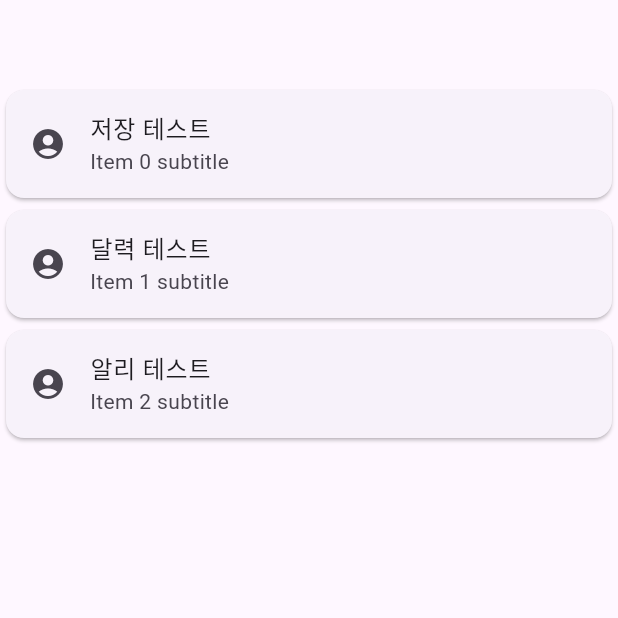
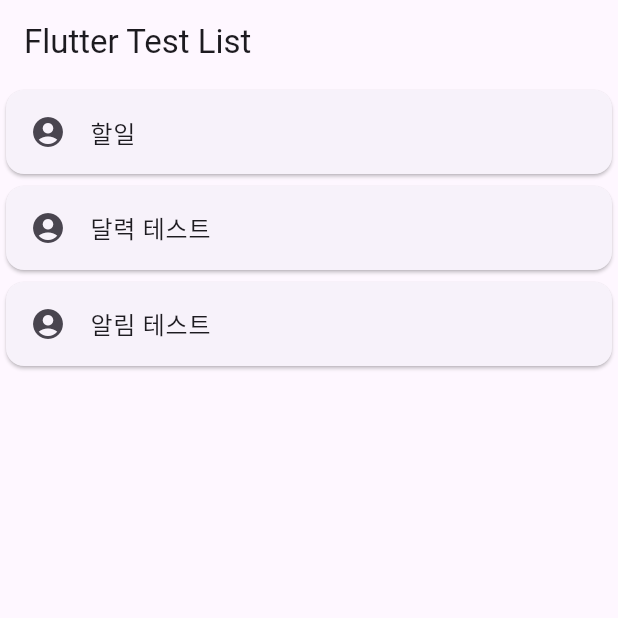
Before and after one commit to DkryuProject/flutter_practice, a Flutter app: the screen it shows after launch, on a phone screen of 412 x 824 dp, the top half of it. Run offline on Flutter 3.47's test engine with Material 2 defaults, Android fonts, the phone set to English and light mode, and no system bars.

Commit message:
20230516 수정

```diff
--- a/lib/main.dart
+++ b/lib/main.dart
@@ -1,4 +1,5 @@
 import 'package:flutter/material.dart';
+import 'package:flutter_project/views/todo_list.dart';
 import 'views/test_list.dart';
 
 void main() {
@@ -13,16 +14,11 @@ class TestApp extends StatelessWidget {
     return MaterialApp(
       title: 'Flutter Test',
       theme: ThemeData(useMaterial3: true),
-      home: Scaffold(
-        appBar: AppBar(
-          title: null,
-        ),
-        body: const TestList(items: [
-          '저장 테스트',
-          '달력 테스트',
-          '알리 테스트'
-        ]),
-      ),
+      initialRoute: '/',
+      routes: {
+        '/': (context) => TestList(),
+        '/todo': (context) => const TodoList(),
+      },
     );
   }
 }
--- /dev/null
+++ b/lib/managers/todo.dart
@@ -0,0 +1,15 @@
+import 'package:flutter/foundation.dart';
+import '../models/todo.dart';
+
+class TodoManager extends ChangeNotifier {
+  List<Todo> todos = [];
+
+  void addTodo(Todo todo) {
+    todos.add(todo);
+    notifyListeners();
+  }
+
+  List<Todo> getTodos() {
+    return todos;
+  }
+}
--- a/lib/views/test_list.dart
+++ b/lib/views/test_list.dart
@@ -1,30 +1,33 @@
 import 'package:flutter/material.dart';
 
 class TestList extends StatelessWidget {
-  final List<String> items;
+  final List<String> items = ['할일', '달력 테스트', '알림 테스트'];
 
-  const TestList({Key? key, required this.items}) : super(key: key);
+  TestList({Key? key}) : super(key: key);
 
   @override
   Widget build(BuildContext context) {
-    return ListView.builder(
+    return Scaffold(
+      appBar: AppBar(
+        title: const Text('Flutter Test List'),
+      ),
+      body: ListView.builder(
         itemCount: items.length,
         itemBuilder: (BuildContext context, int index) {
           return Card(
             child: ListTile(
               leading: const Icon(Icons.account_circle),
               title: Text(items[index]),
-            subtitle: Text('Item $index subtitle'),
               onTap: () {
-              ScaffoldMessenger.of(context).showSnackBar(
-                SnackBar(
-                  content: Text('You clicked on Item $index'),
-                ),
-              );
+                String selectedItem = items[index];
+                if (selectedItem == '할일') {
+                  Navigator.pushNamed(context, '/todo');
+                }
               },
             ),
           );
         },
+      )
     );
   }
 }
--- a/pubspec.yaml
+++ b/pubspec.yaml
@@ -35,6 +35,7 @@ dependencies:
   # The following adds the Cupertino Icons font to your application.
   # Use with the CupertinoIcons class for iOS style icons.
   cupertino_icons: ^1.0.2
+  provider: ^6.0.1
 
 dev_dependencies:
   flutter_test:
```
Also changed, not shown: lib/models/todo.dart (added, +9 -0 lines), lib/views/todo_list.dart (added, +29 -0 lines), pubspec.lock. Lines whose indentation alone changed are shown as unchanged.
